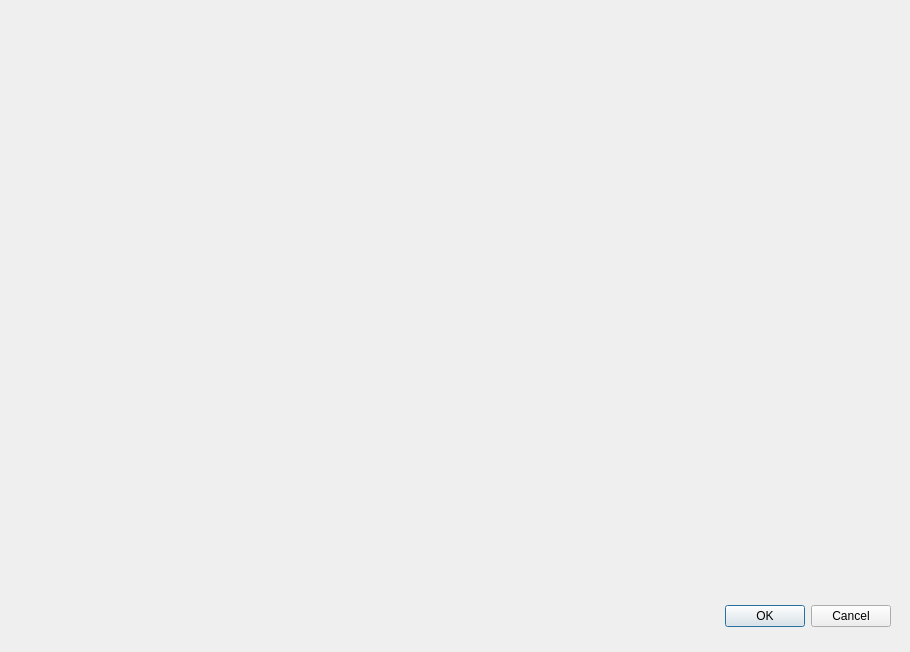
This is src/Common/gui/chords/ChordProgressionCreationDialog.ui in elieserdejesus/JamTaba as Qt 5 draws it before an edit. The edited form follows.
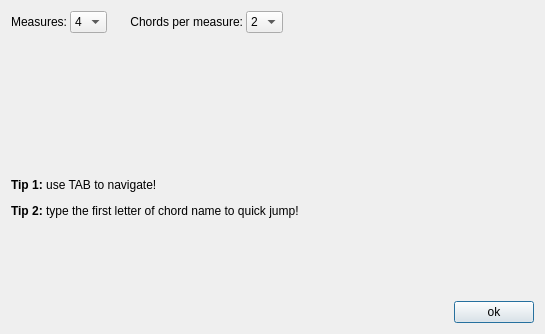
This is the edited form.

Commit message: :gem: Finishing the Chord Progression Dialog

What changed in the file:
```diff
--- a/src/Common/gui/chords/ChordProgressionCreationDialog.ui
+++ b/src/Common/gui/chords/ChordProgressionCreationDialog.ui
@@ -6,29 +6,177 @@
    <rect>
     <x>0</x>
     <y>0</y>
-    <width>910</width>
-    <height>652</height>
+    <width>545</width>
+    <height>334</height>
    </rect>
   </property>
+  <property name="sizePolicy">
+   <sizepolicy hsizetype="Expanding" vsizetype="Expanding">
+    <horstretch>0</horstretch>
+    <verstretch>0</verstretch>
+   </sizepolicy>
+  </property>
   <property name="windowTitle">
    <string>Creating Chord Progression ...</string>
   </property>
-  <widget class="QDialogButtonBox" name="buttonBox">
-   <property name="geometry">
-    <rect>
-     <x>430</x>
-     <y>600</y>
-     <width>461</width>
-     <height>32</height>
-    </rect>
+  <layout class="QVBoxLayout" name="verticalLayout" stretch="0,0">
+   <property name="spacing">
+    <number>40</number>
    </property>
-   <property name="orientation">
-    <enum>Qt::Horizontal</enum>
-   </property>
-   <property name="standardButtons">
-    <set>QDialogButtonBox::Cancel|QDialogButtonBox::Ok</set>
-   </property>
-  </widget>
+   <item>
+    <layout class="QHBoxLayout" name="topLayout">
+     <property name="spacing">
+      <number>3</number>
+     </property>
+     <item>
+      <widget class="QLabel" name="labelMeasures">
+       <property name="sizePolicy">
+        <sizepolicy hsizetype="Maximum" vsizetype="Maximum">
+         <horstretch>0</horstretch>
+         <verstretch>0</verstretch>
+        </sizepolicy>
+       </property>
+       <property name="text">
+        <string>Measures:</string>
+       </property>
+       <property name="alignment">
+        <set>Qt::AlignRight|Qt::AlignTrailing|Qt::AlignVCenter</set>
+       </property>
+      </widget>
+     </item>
+     <item>
+      <widget class="QComboBox" name="comboMeasures">
+       <property name="sizePolicy">
+        <sizepolicy hsizetype="Maximum" vsizetype="Fixed">
+         <horstretch>0</horstretch>
+         <verstretch>0</verstretch>
+        </sizepolicy>
+       </property>
+       <item>
+        <property name="text">
+         <string>4</string>
+        </property>
+       </item>
+      </widget>
+     </item>
+     <item>
+      <spacer name="horizontalSpacer_2">
+       <property name="orientation">
+        <enum>Qt::Horizontal</enum>
+       </property>
+       <property name="sizeType">
+        <enum>QSizePolicy::Fixed</enum>
+       </property>
+       <property name="sizeHint" stdset="0">
+        <size>
+         <width>20</width>
+         <height>20</height>
+        </size>
+       </property>
+      </spacer>
+     </item>
+     <item>
+      <widget class="QLabel" name="labelSlots">
+       <property name="sizePolicy">
+        <sizepolicy hsizetype="Maximum" vsizetype="Maximum">
+         <horstretch>0</horstretch>
+         <verstretch>0</verstretch>
+        </sizepolicy>
+       </property>
+       <property name="text">
+        <string>Chords per measure:</string>
+       </property>
+       <property name="alignment">
+        <set>Qt::AlignRight|Qt::AlignTrailing|Qt::AlignVCenter</set>
+       </property>
+      </widget>
+     </item>
+     <item>
+      <widget class="QComboBox" name="comboChordsPerMeasure">
+       <property name="sizePolicy">
+        <sizepolicy hsizetype="Maximum" vsizetype="Fixed">
+         <horstretch>0</horstretch>
+         <verstretch>0</verstretch>
+        </sizepolicy>
+       </property>
+       <item>
+        <property name="text">
+         <string>2</string>
+        </property>
+       </item>
+      </widget>
+     </item>
+     <item>
+      <spacer name="horizontalSpacer">
+       <property name="orientation">
+        <enum>Qt::Horizontal</enum>
+       </property>
+       <property name="sizeType">
+        <enum>QSizePolicy::Expanding</enum>
+       </property>
+       <property name="sizeHint" stdset="0">
+        <size>
+         <width>1</width>
+         <height>1</height>
+        </size>
+       </property>
+      </spacer>
+     </item>
+    </layout>
+   </item>
+   <item>
+    <layout class="QHBoxLayout" name="buttonsLayout" stretch="0,0,0">
+     <property name="spacing">
+      <number>2</number>
+     </property>
+     <item>
+      <widget class="QLabel" name="labelTips">
+       <property name="sizePolicy">
+        <sizepolicy hsizetype="Maximum" vsizetype="Preferred">
+         <horstretch>0</horstretch>
+         <verstretch>0</verstretch>
+        </sizepolicy>
+       </property>
+       <property name="text">
+        <string>&lt;html&gt;&lt;head/&gt;&lt;body&gt;&lt;p&gt;&lt;span style=&quot; font-weight:600;&quot;&gt;Tip 1:&lt;/span&gt; use TAB to navigate!&lt;/p&gt;&lt;p&gt;&lt;span style=&quot; font-weight:600;&quot;&gt;Tip 2: &lt;/span&gt;type the first letter of chord name to quick jump!&lt;/p&gt;&lt;/body&gt;&lt;/html&gt;</string>
+       </property>
+       <property name="alignment">
+        <set>Qt::AlignLeading|Qt::AlignLeft|Qt::AlignVCenter</set>
+       </property>
+      </widget>
+     </item>
+     <item>
+      <spacer name="horizontalSpacer_3">
+       <property name="orientation">
+        <enum>Qt::Horizontal</enum>
+       </property>
+       <property name="sizeHint" stdset="0">
+        <size>
+         <width>40</width>
+         <height>20</height>
+        </size>
+       </property>
+      </spacer>
+     </item>
+     <item alignment="Qt::AlignBottom">
+      <widget class="QPushButton" name="buttonLoad">
+       <property name="sizePolicy">
+        <sizepolicy hsizetype="Maximum" vsizetype="Maximum">
+         <horstretch>0</horstretch>
+         <verstretch>0</verstretch>
+        </sizepolicy>
+       </property>
+       <property name="toolTip">
+        <string>Load the chord progression!</string>
+       </property>
+       <property name="text">
+        <string>ok</string>
+       </property>
+      </widget>
+     </item>
+    </layout>
+   </item>
+  </layout>
  </widget>
  <resources/>
  <connections>
```
Left out of the diff: 35 changed lines with no effect on the pictures. The commit also changes 6 other files.
